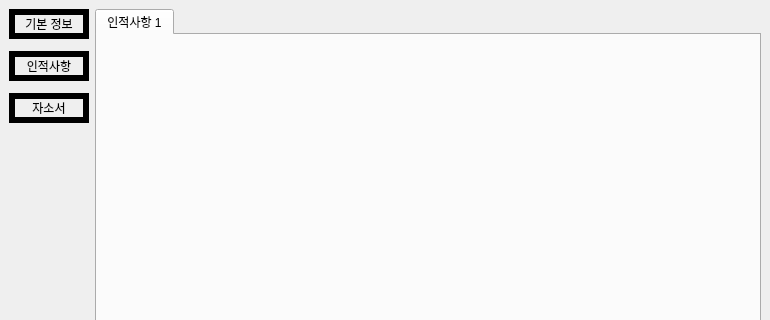
The window that mainwindow.ui (jh280722/Resume_Resum) describes before a commit, drawn with Qt 5; both pictures show x 0 to 770 and y 0 to 320 of the 770 by 474 pixel window.
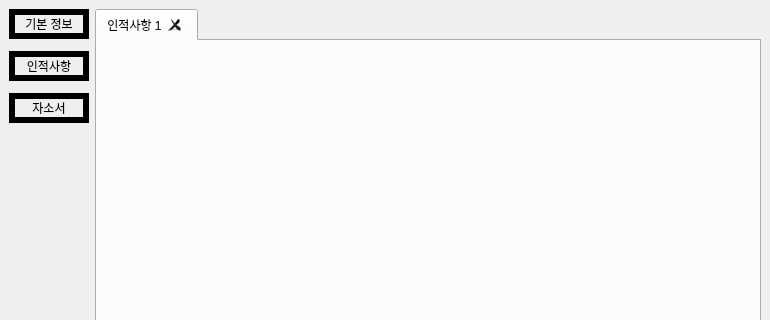
The same window after the commit.

Commit message: DP-25 탭 생성 삭제 연동

The edit to the form file:
```diff
--- a/mainwindow.ui
+++ b/mainwindow.ui
@@ -139,6 +139,9 @@
         <property name="currentIndex">
          <number>0</number>
         </property>
+        <property name="tabsClosable">
+         <bool>true</bool>
+        </property>
         <widget class="QWidget" name="tab">
          <attribute name="title">
           <string>인적사항 1</string>
```
The commit also changes 2 other files.
